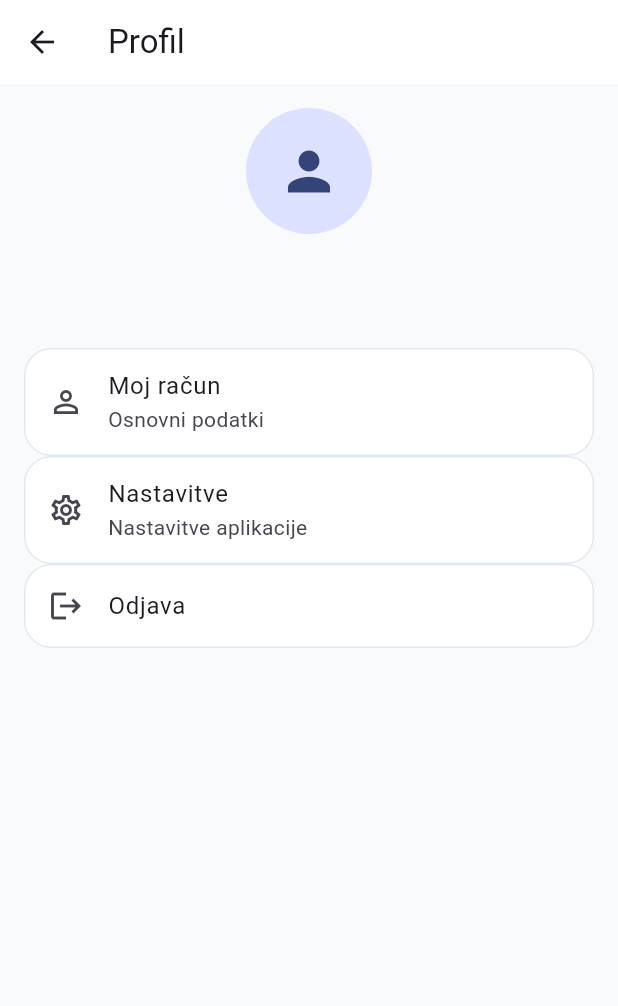
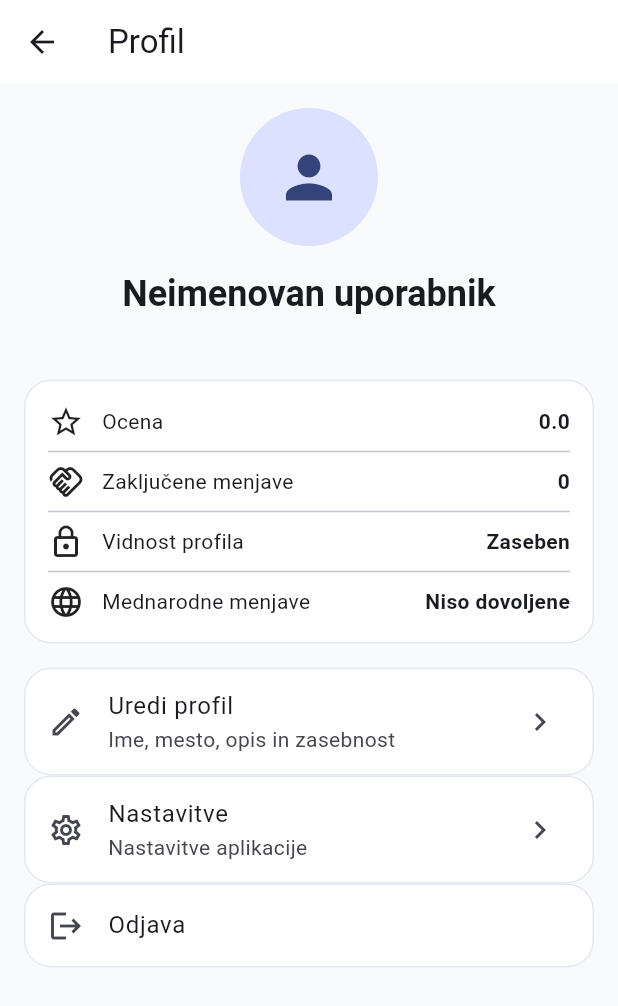
Before and after one commit to jazam74/swapstash, a Flutter app: the ProfilePage screen opened directly, on a phone screen of 412 x 824 dp. Shown: the top 1006 px of the screen. Run offline on Flutter 3.47's test engine with Material 3 defaults, Android fonts, the phone set to English and light mode, and no system bars; our stand-ins replace cloud_firestore, firebase_auth, firebase_core, firebase_storage, image_picker; accounts and stored records are empty.

Commit message:
v0.9.1 - Add editable user profiles

```diff
--- a/lib/core/models/user_profile.dart
+++ b/lib/core/models/user_profile.dart
@@ -11,6 +11,11 @@
   final int completedTrades;
   final Timestamp createdAt;
 
+  final String city;
+  final String bio;
+  final String photoUrl;
+  final bool isPublic;
+
   const UserProfile({
     required this.uid,
     required this.email,
@@ -21,6 +26,10 @@
     required this.rating,
     required this.completedTrades,
     required this.createdAt,
+    this.city = '',
+    this.bio = '',
+    this.photoUrl = '',
+    this.isPublic = true,
   });
 
   factory UserProfile.fromMap(
@@ -42,6 +51,10 @@
       createdAt: createdAtValue is Timestamp
           ? createdAtValue
           : Timestamp.now(),
+      city: map['city'] as String? ?? '',
+      bio: map['bio'] as String? ?? '',
+      photoUrl: map['photoUrl'] as String? ?? '',
+      isPublic: map['isPublic'] as bool? ?? true,
     );
   }
 
@@ -56,6 +69,10 @@
       'rating': rating,
       'completedTrades': completedTrades,
       'createdAt': createdAt,
+      'city': city,
+      'bio': bio,
+      'photoUrl': photoUrl,
+      'isPublic': isPublic,
     };
   }
 
@@ -69,6 +86,10 @@
     double? rating,
     int? completedTrades,
     Timestamp? createdAt,
+    String? city,
+    String? bio,
+    String? photoUrl,
+    bool? isPublic,
   }) {
     return UserProfile(
       uid: uid ?? this.uid,
@@ -77,10 +98,16 @@
       country: country ?? this.country,
       language: language ?? this.language,
       allowInternationalTrades:
-          allowInternationalTrades ?? this.allowInternationalTrades,
+          allowInternationalTrades ??
+              this.allowInternationalTrades,
       rating: rating ?? this.rating,
-      completedTrades: completedTrades ?? this.completedTrades,
+      completedTrades:
+          completedTrades ?? this.completedTrades,
       createdAt: createdAt ?? this.createdAt,
+      city: city ?? this.city,
+      bio: bio ?? this.bio,
+      photoUrl: photoUrl ?? this.photoUrl,
+      isPublic: isPublic ?? this.isPublic,
     );
   }
 }
--- a/lib/features/profile/profile_page.dart
+++ b/lib/features/profile/profile_page.dart
@@ -1,40 +1,165 @@
+import 'package:firebase_auth/firebase_auth.dart';
 import 'package:flutter/material.dart';
-import 'package:firebase_auth/firebase_auth.dart';
+import 'package:swapstash/core/models/user_profile.dart';
+import 'package:swapstash/core/services/firestore_service.dart';
+import 'package:swapstash/features/profile/edit_profile_page.dart';
 
 class ProfilePage extends StatelessWidget {
   const ProfilePage({super.key});
 
   @override
   Widget build(BuildContext context) {
-    final user = FirebaseAuth.instance.currentUser;
+    final authUser = FirebaseAuth.instance.currentUser;
+    final firestoreService = FirestoreService();
 
     return Scaffold(
-      appBar: AppBar(
-        title: const Text('Profil'),
+      appBar: AppBar(title: const Text('Profil')),
+      body: StreamBuilder<UserProfile?>(
+        stream: firestoreService.watchCurrentUserProfile(),
+        builder: (context, snapshot) {
+          if (snapshot.connectionState == ConnectionState.waiting &&
+              !snapshot.hasData) {
+            return const Center(child: CircularProgressIndicator());
+          }
+
+          if (snapshot.hasError) {
+            return Center(
+              child: Padding(
+                padding: const EdgeInsets.all(24),
+                child: Text(
+                  'Profila ni bilo mogoče naložiti:\n'
+                  '${snapshot.error}',
+                  textAlign: TextAlign.center,
                 ),
-      body: ListView(
+              ),
+            );
+          }
+
+          final profile = snapshot.data;
+
+          if (profile == null) {
+            return const Center(child: Text('Profil ne obstaja.'));
+          }
+
+          final displayName = profile.displayName.trim().isEmpty
+              ? 'Neimenovan uporabnik'
+              : profile.displayName.trim();
+
+          final locationParts = [
+            if (profile.city.trim().isNotEmpty) profile.city.trim(),
+            if (profile.country.trim().isNotEmpty) profile.country.trim(),
+          ];
+
+          final location = locationParts.join(', ');
+
+          return ListView(
             padding: const EdgeInsets.all(16),
             children: [
-          const CircleAvatar(
-            radius: 42,
-            child: Icon(
-              Icons.person,
-              size: 42,
-            ),
+              CircleAvatar(
+                radius: 46,
+                backgroundImage: profile.photoUrl.trim().isEmpty
+                    ? null
+                    : NetworkImage(profile.photoUrl),
+                child: profile.photoUrl.trim().isEmpty
+                    ? const Icon(Icons.person, size: 46)
+                    : null,
               ),
               const SizedBox(height: 16),
               Center(
                 child: Text(
-              user?.email ?? 'Neznan uporabnik',
-              style: Theme.of(context).textTheme.titleLarge,
+                  displayName,
+                  style: Theme.of(context).textTheme.headlineSmall?.copyWith(
+                    fontWeight: FontWeight.bold,
+                  ),
+                  textAlign: TextAlign.center,
                 ),
               ),
-          const SizedBox(height: 32),
+              const SizedBox(height: 4),
+              Center(
+                child: Text(
+                  profile.email.isNotEmpty
+                      ? profile.email
+                      : authUser?.email ?? 'Neznan uporabnik',
+                  style: Theme.of(context).textTheme.bodyMedium,
+                  textAlign: TextAlign.center,
+                ),
+              ),
+              if (location.isNotEmpty) ...[
+                const SizedBox(height: 8),
+                Center(
+                  child: Row(
+                    mainAxisSize: MainAxisSize.min,
+                    children: [
+                      const Icon(Icons.location_on_outlined, size: 18),
+                      const SizedBox(width: 4),
+                      Text(location),
+                    ],
+                  ),
+                ),
+              ],
+              if (profile.bio.trim().isNotEmpty) ...[
+                const SizedBox(height: 20),
+                Card(
+                  child: Padding(
+                    padding: const EdgeInsets.all(16),
+                    child: Text(
+                      profile.bio.trim(),
+                      textAlign: TextAlign.center,
+                    ),
+                  ),
+                ),
+              ],
+              const SizedBox(height: 16),
+              Card(
+                child: Padding(
+                  padding: const EdgeInsets.all(16),
+                  child: Column(
+                    children: [
+                      _ProfileStatRow(
+                        icon: Icons.star_outline,
+                        label: 'Ocena',
+                        value: profile.rating.toStringAsFixed(1),
+                      ),
+                      const Divider(),
+                      _ProfileStatRow(
+                        icon: Icons.handshake_outlined,
+                        label: 'Zaključene menjave',
+                        value: profile.completedTrades.toString(),
+                      ),
+                      const Divider(),
+                      _ProfileStatRow(
+                        icon: profile.isPublic
+                            ? Icons.public
+                            : Icons.lock_outline,
+                        label: 'Vidnost profila',
+                        value: profile.isPublic ? 'Javen' : 'Zaseben',
+                      ),
+                      const Divider(),
+                      _ProfileStatRow(
+                        icon: Icons.language,
+                        label: 'Mednarodne menjave',
+                        value: profile.allowInternationalTrades
+                            ? 'Dovoljene'
+                            : 'Niso dovoljene',
+                      ),
+                    ],
+                  ),
+                ),
+              ),
+              const SizedBox(height: 16),
               Card(
                 child: ListTile(
-              leading: const Icon(Icons.person_outline),
-              title: const Text('Moj račun'),
-              subtitle: const Text('Osnovni podatki'),
+                  leading: const Icon(Icons.edit_outlined),
+                  title: const Text('Uredi profil'),
+                  subtitle: const Text('Ime, mesto, opis in zasebnost'),
+                  trailing: const Icon(Icons.chevron_right),
+                  onTap: () {
+                    Navigator.of(context).push(
+                      MaterialPageRoute(
+                        builder: (_) => const EditProfilePage(),
+                      ),
+                    );
+                  },
                 ),
               ),
               Card(
@@ -42,6 +167,14 @@
                   leading: const Icon(Icons.settings_outlined),
                   title: const Text('Nastavitve'),
                   subtitle: const Text('Nastavitve aplikacije'),
+                  trailing: const Icon(Icons.chevron_right),
+                  onTap: () {
+                    ScaffoldMessenger.of(context).showSnackBar(
+                      const SnackBar(
+                        content: Text('Nastavitve bodo dodane pozneje.'),
+                      ),
+                    );
+                  },
                 ),
               ),
               Card(
@@ -54,7 +187,33 @@
                 ),
               ),
             ],
+          );
+        },
       ),
     );
   }
 }
+
+class _ProfileStatRow extends StatelessWidget {
+  final IconData icon;
+  final String label;
+  final String value;
+
+  const _ProfileStatRow({
+    required this.icon,
+    required this.label,
+    required this.value,
+  });
+
+  @override
+  Widget build(BuildContext context) {
+    return Row(
+      children: [
+        Icon(icon),
+        const SizedBox(width: 12),
+        Expanded(child: Text(label)),
+        Text(value, style: const TextStyle(fontWeight: FontWeight.bold)),
+      ],
+    );
+  }
+}
```
Also changed, not shown: lib/core/services/firestore_service.dart (+43 -8 lines), lib/features/profile/edit_profile_page.dart (added, +212 -0 lines). Lines whose indentation alone changed are shown as unchanged.
